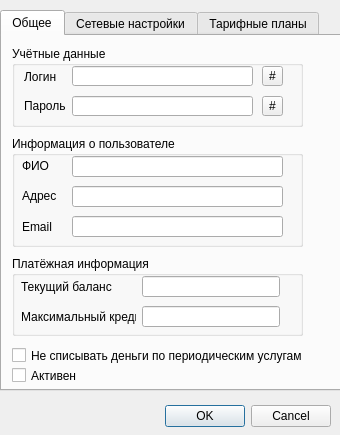
Before: the Qt Designer form mdi/forms/account_edit.ui in brat002/ExpertBilling, drawn with Qt 5.
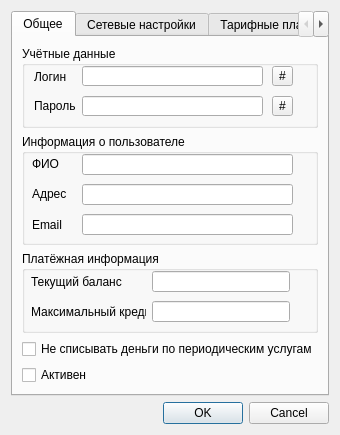
After: the same form once the commit is applied.

```diff
--- a/mdi/forms/account_edit.ui
+++ b/mdi/forms/account_edit.ui
@@ -5,79 +5,37 @@
    <rect>
     <x>0</x>
     <y>0</y>
-    <width>340</width>
+    <width>336</width>
     <height>435</height>
    </rect>
   </property>
   <property name="windowTitle" >
    <string>Dialog</string>
   </property>
-  <widget class="QDialogButtonBox" name="buttonBox" >
-   <property name="geometry" >
-    <rect>
-     <x>80</x>
-     <y>400</y>
-     <width>251</width>
-     <height>32</height>
-    </rect>
-   </property>
-   <property name="orientation" >
-    <enum>Qt::Horizontal</enum>
-   </property>
-   <property name="standardButtons" >
-    <set>QDialogButtonBox::Cancel|QDialogButtonBox::NoButton|QDialogButtonBox::Ok</set>
-   </property>
-  </widget>
+  <layout class="QGridLayout" name="gridLayout" >
+   <item row="0" column="0" >
   <widget class="QTabWidget" name="tabWidget" >
-   <property name="geometry" >
-    <rect>
-     <x>0</x>
-     <y>10</y>
-     <width>341</width>
-     <height>381</height>
-    </rect>
+     <property name="tabShape" >
+      <enum>QTabWidget::Rounded</enum>
    </property>
    <property name="currentIndex" >
     <number>0</number>
    </property>
+     <property name="usesScrollButtons" >
+      <bool>true</bool>
+     </property>
    <widget class="QWidget" name="tab" >
     <attribute name="title" >
      <string>Общее</string>
     </attribute>
-    <widget class="QCheckBox" name="status_edit" >
-     <property name="geometry" >
-      <rect>
-       <x>10</x>
-       <y>330</y>
-       <width>70</width>
-       <height>19</height>
-      </rect>
-     </property>
-     <property name="text" >
-      <string>Активен</string>
-     </property>
-    </widget>
-    <widget class="QCheckBox" name="suspended_edit" >
-     <property name="geometry" >
-      <rect>
-       <x>10</x>
-       <y>310</y>
-       <width>301</width>
-       <height>19</height>
-      </rect>
-     </property>
-     <property name="text" >
-      <string>Не списывать деньги по периодическим услугам</string>
-     </property>
-    </widget>
+      <layout class="QGridLayout" name="gridLayout_3" >
+       <item row="0" column="0" >
     <widget class="QGroupBox" name="account_data_groupBox" >
-     <property name="geometry" >
-      <rect>
-       <x>10</x>
-       <y>10</y>
+         <property name="minimumSize" >
+          <size>
        <width>291</width>
        <height>81</height>
-      </rect>
+          </size>
      </property>
      <property name="title" >
       <string>Учётные данные</string>
@@ -158,14 +116,14 @@
       </property>
      </widget>
     </widget>
+       </item>
+       <item row="1" column="0" >
     <widget class="QGroupBox" name="account_info_groupBox" >
-     <property name="geometry" >
-      <rect>
-       <x>10</x>
-       <y>100</y>
+         <property name="minimumSize" >
+          <size>
        <width>291</width>
        <height>111</height>
-      </rect>
+          </size>
      </property>
      <property name="title" >
       <string>Информация о пользователе</string>
@@ -246,14 +204,14 @@
       </property>
      </widget>
     </widget>
+       </item>
+       <item row="2" column="0" >
     <widget class="QGroupBox" name="ballance_info_groupBox" >
-     <property name="geometry" >
-      <rect>
-       <x>10</x>
-       <y>220</y>
+         <property name="minimumSize" >
+          <size>
        <width>291</width>
        <height>80</height>
-      </rect>
+          </size>
      </property>
      <property name="title" >
       <string>Платёжная информация</string>
@@ -311,6 +269,22 @@
       </property>
      </widget>
     </widget>
+       </item>
+       <item row="3" column="0" >
+        <widget class="QCheckBox" name="suspended_edit" >
+         <property name="text" >
+          <string>Не списывать деньги по периодическим услугам</string>
+         </property>
+        </widget>
+       </item>
+       <item row="4" column="0" >
+        <widget class="QCheckBox" name="status_edit" >
+         <property name="text" >
+          <string>Активен</string>
+         </property>
+        </widget>
+       </item>
+      </layout>
    </widget>
    <widget class="QWidget" name="tab_2" >
     <attribute name="title" >
@@ -659,7 +633,50 @@
      </property>
     </widget>
    </widget>
-  </widget>
+     <widget class="QWidget" name="tab_4" >
+      <attribute name="title" >
+       <string>Предоплаченый трафик</string>
+      </attribute>
+      <layout class="QGridLayout" name="gridLayout_2" >
+       <item row="0" column="0" >
+        <widget class="QTableWidget" name="tableWidget" >
+         <column>
+          <property name="text" >
+           <string>Классы</string>
+          </property>
+         </column>
+         <column>
+          <property name="text" >
+           <string>Вх</string>
+          </property>
+         </column>
+         <column>
+          <property name="text" >
+           <string>Исх</string>
+          </property>
+         </column>
+         <column>
+          <property name="text" >
+           <string>Размер</string>
+          </property>
+         </column>
+        </widget>
+       </item>
+      </layout>
+     </widget>
+    </widget>
+   </item>
+   <item row="1" column="0" >
+    <widget class="QDialogButtonBox" name="buttonBox" >
+     <property name="orientation" >
+      <enum>Qt::Horizontal</enum>
+     </property>
+     <property name="standardButtons" >
+      <set>QDialogButtonBox::Cancel|QDialogButtonBox::Ok</set>
+     </property>
+    </widget>
+   </item>
+  </layout>
  </widget>
  <tabstops>
   <tabstop>username_edit</tabstop>
```
Lines whose indentation alone changed are shown as unchanged.
